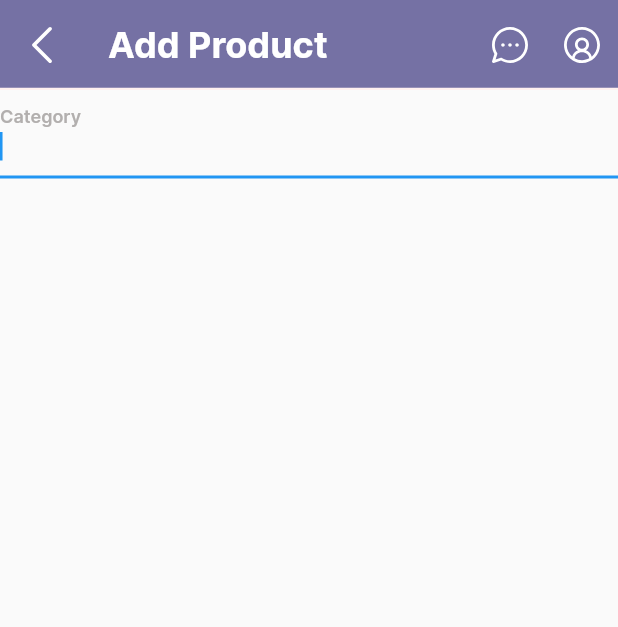
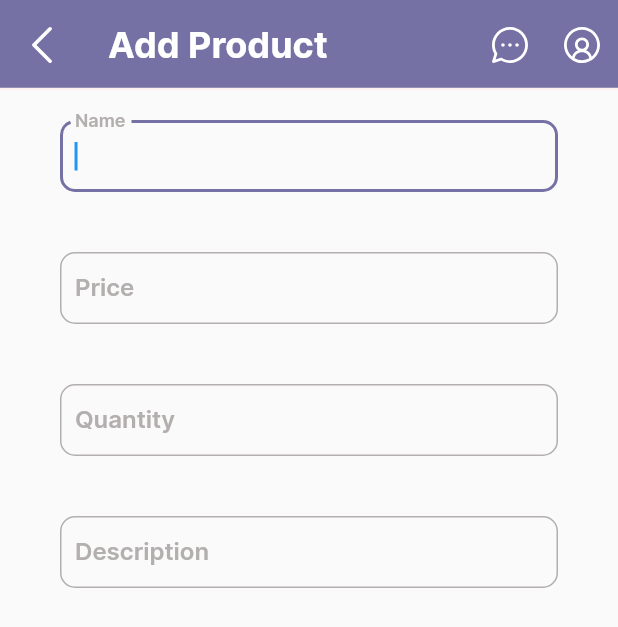
Before and after one commit to peerawitp/jengjaew_shop, a Flutter app: the AddProductScreen screen opened by its route, on a phone screen of 412 x 824 dp. Shown: the top 627 px of the screen. Run offline on Flutter 3.47's test engine with Material 2 defaults, Android fonts, the phone set to English and light mode, and no system bars; our stand-ins replace flutter_svg.

Commit message:
⌨️ Added input widget

```diff
--- a/lib/screens/add_product_screen.dart
+++ b/lib/screens/add_product_screen.dart
@@ -2,6 +2,7 @@ import 'package:flutter/material.dart';
 import 'package:flutter/services.dart';
 import 'package:flutter_svg/svg.dart';
 import 'package:jengjaew_shop/themes/color.dart';
+import 'package:jengjaew_shop/widgets/input_decoration.dart';
 
 class AddProductScreen extends StatefulWidget {
   const AddProductScreen({super.key});
@@ -54,13 +55,22 @@ class _AddProductScreenState extends State<AddProductScreen> {
         ),
         body: ListView(
           children: [
-            Form(key: formKey, child: Column(children: [CreateProductName()])),
+            Form(
+                key: formKey,
+                child: Column(children: [
+                  CreateProductName(),
+                  CreateProductPrice(),
+                  CreateProductQuantity(),
+                  CreateProductDescription()
+                ])),
           ],
         ));
   }
 
   Widget CreateProductName() {
-    return TextFormField(
+    return Padding(
+      padding: const EdgeInsets.symmetric(vertical: 20, horizontal: 40),
+      child: TextFormField(
           keyboardType: TextInputType.text,
           autofocus: true,
           style: Theme.of(context).textTheme.subtitle1,
@@ -70,15 +80,58 @@ class _AddProductScreenState extends State<AddProductScreen> {
             }
             return null;
           },
-      decoration: InputDecoration(
-          enabledBorder: new OutlineInputBorder(
-              borderSide: BorderSide(color: kColorsGrey, width: 1)),
-          labelText: 'Category',
-          labelStyle: TextStyle(
-              fontSize: 16, fontWeight: FontWeight.w600, color: kColorsGrey)),
-      onChanged: (value) {
-        productName = value;
+          decoration: InputDecorationWidget(context, 'Name')),
+    );
+  }
+
+  Widget CreateProductPrice() {
+    return Padding(
+      padding: const EdgeInsets.symmetric(vertical: 20, horizontal: 40),
+      child: TextFormField(
+          keyboardType: TextInputType.text,
+          autofocus: true,
+          style: Theme.of(context).textTheme.subtitle1,
+          validator: (value) {
+            if (value!.isEmpty) {
+              return 'Please enter product price';
+            }
+            return null;
           },
+          decoration: InputDecorationWidget(context, 'Price')),
+    );
+  }
+
+  Widget CreateProductQuantity() {
+    return Padding(
+      padding: const EdgeInsets.symmetric(vertical: 20, horizontal: 40),
+      child: TextFormField(
+          keyboardType: TextInputType.text,
+          autofocus: true,
+          style: Theme.of(context).textTheme.subtitle1,
+          validator: (value) {
+            if (value!.isEmpty) {
+              return 'Please enter product quantity';
+            }
+            return null;
+          },
+          decoration: InputDecorationWidget(context, 'Quantity')),
+    );
+  }
+
+  Widget CreateProductDescription() {
+    return Padding(
+      padding: const EdgeInsets.symmetric(vertical: 20, horizontal: 40),
+      child: TextFormField(
+          keyboardType: TextInputType.text,
+          autofocus: true,
+          style: Theme.of(context).textTheme.subtitle1,
+          validator: (value) {
+            if (value!.isEmpty) {
+              return 'Please enter product description';
+            }
+            return null;
+          },
+          decoration: InputDecorationWidget(context, 'Description')),
     );
   }
 }
--- /dev/null
+++ b/lib/widgets/input_decoration.dart
@@ -0,0 +1,27 @@
+import 'package:jengjaew_shop/themes/color.dart';
+import 'package:flutter/material.dart';
+
+InputDecoration InputDecorationWidget(context, labelText) {
+  return InputDecoration(
+      labelText: labelText,
+      labelStyle: TextStyle(
+          fontSize: 16.0, fontWeight: FontWeight.w600, color: kColorsGrey),
+      contentPadding: new EdgeInsets.symmetric(vertical: 10, horizontal: 10),
+      enabledBorder: new OutlineInputBorder(
+        borderRadius: new BorderRadius.circular(10),
+        borderSide: BorderSide(color: kColorsGrey, width: 1),
+      ),
+      focusedBorder: new OutlineInputBorder(
+        borderRadius: new BorderRadius.circular(10),
+        borderSide: BorderSide(color: kColorsPurple, width: 2),
+      ),
+      errorBorder: OutlineInputBorder(
+        borderRadius: new BorderRadius.circular(10),
+        borderSide: BorderSide(color: kColorsRed, width: 1),
+      ),
+      focusedErrorBorder: OutlineInputBorder(
+        borderRadius: new BorderRadius.circular(10),
+        borderSide: BorderSide(color: kColorsRed, width: 2),
+      ),
+      errorStyle: Theme.of(context).textTheme.bodyText2);
+}
```
Lines whose indentation alone changed are shown as unchanged.
